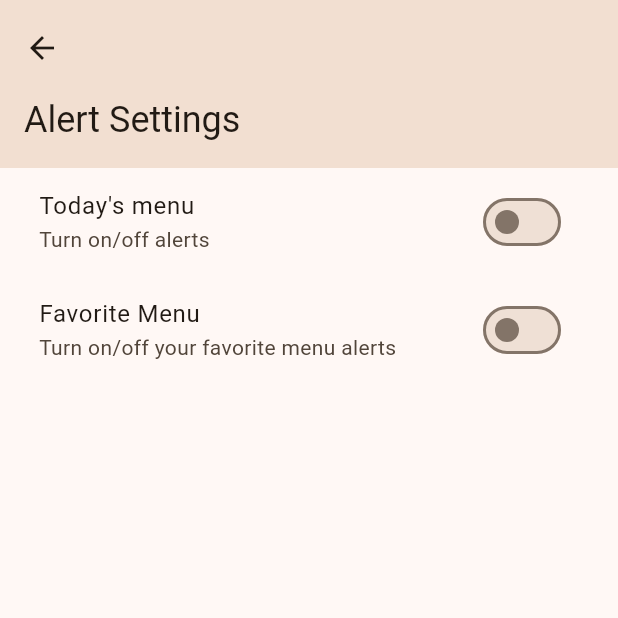
After one commit to yangsijun/2022-2-IED-Mealis, a Flutter app: the AlertSettingsPage screen opened directly, on a phone screen of 412 x 824 dp, the top half of it. The commit adds this screen. Run offline on Flutter 3.47's test engine with Material 2 defaults, Android fonts, the phone set to English and light mode, and no system bars; our stand-ins replace reorderable_grid_view.

Commit message:
Implement Alert Setting Page

```diff
--- /dev/null
+++ b/lib/alert_settings_page.dart
@@ -0,0 +1,401 @@
+import 'package:flutter/gestures.dart';
+import 'package:flutter/material.dart';
+import 'package:mealis/database.dart';
+
+class AlertSettingsPage extends StatefulWidget {
+  const AlertSettingsPage({Key? key}) : super(key: key);
+
+  @override
+  State<AlertSettingsPage> createState() => _AlertSettingsPageState();
+}
+
+bool isTodaysMenuOn = false;
+TimeOfDay todayMenuAlertTime = TimeOfDay.now();
+List<bool> isDayOfWeek = [false, true, true, true, true, true, false];
+
+Widget getDayOfWeekButton(BuildContext context, int index, List<bool> tempIsDayOfWeek) {
+  const List<String> dayOfWeek = ['S', 'M', 'T', 'W', 'T', 'F', 'S'];
+  return StatefulBuilder(
+      builder: (BuildContext context, StateSetter setState) {
+        return Container(
+        decoration: BoxDecoration(
+          shape: BoxShape.circle,
+          border: Border.all(
+            color: Theme.of(context).colorScheme.onSurfaceVariant,
+          ),
+          color: tempIsDayOfWeek[index]
+            ? Theme.of(context).colorScheme.primaryContainer
+            : Theme.of(context).colorScheme.surface,
+        ),
+        child: InkWell(
+          customBorder: const CircleBorder(),
+          onTap: () {
+            setState(() {
+              tempIsDayOfWeek[index] = !tempIsDayOfWeek[index];
+            });
+          },
+          child: Container(
+            padding: const EdgeInsets.all(10),
+            child: Text(
+              dayOfWeek[index],
+              style: TextStyle(
+                color: tempIsDayOfWeek[index]
+                    ? Theme.of(context).colorScheme.onSurface
+                    : Theme.of(context).colorScheme.onSurfaceVariant,
+              ),
+            ),
+          ),
+        ),
+      );
+    }
+  );
+}
+
+Future<List<bool>?> showDayOfWeekPicker(BuildContext context) async {
+  List<bool> tempIsDayOfWeek = List<bool>.from(isDayOfWeek);
+  return showDialog<List<bool>?>(
+    context: context,
+    builder: (BuildContext context) {
+      return Dialog(
+        child: StatefulBuilder(
+          builder: (BuildContext context, StateSetter setState) {
+            return Container(
+              padding: const EdgeInsets.all(24),
+              child: Column(
+                mainAxisSize: MainAxisSize.min,
+                children: [
+                  Text(
+                    'Alert Days',
+                    style: Theme.of(context).textTheme.headlineSmall,
+                  ),
+                  const SizedBox(height: 16),
+                  Text(
+                    'Select days of the week',
+                    style: Theme.of(context).textTheme.bodyMedium,
+                  ),
+                  const SizedBox(height: 24),
+                  Row(
+                    mainAxisAlignment: MainAxisAlignment.spaceEvenly,
+                    children: [
+                      for (int i = 0; i < 7; i++)
+                        getDayOfWeekButton(context, i, tempIsDayOfWeek),
+                    ],
+                  ),
+                  const SizedBox(height: 24),
+                  Row(
+                    mainAxisAlignment: MainAxisAlignment.spaceEvenly,
+                    children: [
+                      TextButton(
+                        onPressed: () {
+                          Navigator.pop(context, null);
+                        },
+                        child: const Text('Cancel'),
+                      ),
+                      TextButton(
+                        onPressed: () {
+                          Navigator.pop(context, tempIsDayOfWeek);
+                        },
+                        child: const Text('OK'),
+                      ),
+                    ],
+                  ),
+                ],
+              ),
+            );
+          },
+        ),
+      );
+    },
+  );
+}
+
+String getAlertDaysText(BuildContext context) {
+  const List<String> dayOfWeek = ['Sun', 'Mon', 'Tue', 'Wed', 'Thu', 'Fri', 'Sat'];
+  String alertDays = '';
+
+  for (int i = 0; i < 7; i++) {
+    if (isDayOfWeek[i]) {
+      if (alertDays != '') {
+        alertDays += ', ';
+      }
+      alertDays += dayOfWeek[i];
+    }
+  }
+  return alertDays;
+}
+
+bool isFavoriteMenuOn = false;
+
+Future<String?> showAddFavoriteMenuDialog(BuildContext context) async {
+  String menuName = '';
+  TextEditingController menuNameController = TextEditingController();
+  return showDialog<String?>(
+    context: context,
+    builder: (BuildContext context) {
+      return Dialog(
+        child: StatefulBuilder(
+          builder: (BuildContext context, StateSetter setState) {
+            return Container(
+              padding: const EdgeInsets.all(24),
+              child: Column(
+              mainAxisSize: MainAxisSize.min,
+              children: [
+                Text(
+                  'Add Favorite Menu',
+                  style: Theme.of(context).textTheme.headlineSmall,
+                ),
+                const SizedBox(height: 16),
+                Text(
+                  'Enter a name for the menu',
+                  style: Theme.of(context).textTheme.bodyMedium,
+                ),
+                const SizedBox(height: 24),
+                TextField(
+                  controller: menuNameController,
+                  decoration: const InputDecoration(
+                    border: OutlineInputBorder(),
+                    labelText: 'Menu Name',
+                  ),
+                  autofocus: true,
+                  onChanged: (String value) {
+                    menuName = value;
+                  },
+                ),
+                const SizedBox(height: 24),
+                Row(
+                  mainAxisAlignment: MainAxisAlignment.spaceEvenly,
+                  children: [
+                    TextButton(
+                      onPressed: () {
+                        Navigator.pop(context, null);
+                      },
+                      child: const Text('Cancel'),
+                    ),
+                    TextButton(
+                      onPressed: () {
+                        Navigator.pop(context, menuName);
+                      },
+                      child: const Text('OK'),
+                    ),
+                  ],
+                ),
+              ],
+            ),
+            );
+          },
+        ),
+      );
+    },
+  );
+
+}
+
+class _AlertSettingsPageState extends State<AlertSettingsPage> {
+  @override
+  Widget build(BuildContext context) {
+    return Scaffold(
+      body: CustomScrollView(
+        slivers: [
+          SliverAppBar.medium(
+            backgroundColor: Theme.of(context).colorScheme.surfaceVariant,
+            leading: IconButton(
+              icon: const Icon(Icons.arrow_back),
+              onPressed: () {
+                Navigator.pop(context);
+              },
+            ),
+            title: const Text('Alert Settings'),
+          ),
+          SliverToBoxAdapter(
+            child: Container(
+              margin: const EdgeInsets.only(left: 10, right: 10),
+              color: Theme.of(context).colorScheme.surface,
+              child: Column(
+                children: [
+                  ListTile(
+                    title: const Text('Today\'s menu'),
+                    subtitle: const Text('Turn on/off alerts'),
+                    trailing: Switch(
+                      value: isTodaysMenuOn,
+                      onChanged: (value) {
+                        setState(() {
+                          isTodaysMenuOn = value;
+                        });
+                      },
+                    ),
+                  ),
+                  (isTodaysMenuOn)
+                  ? Container(
+                    margin: const EdgeInsets.only(left: 10, right: 10),
+                    child: Column(
+                      children: [
+                        Card(
+                          child: InkWell(
+                              customBorder: RoundedRectangleBorder(
+                              borderRadius: BorderRadius.circular(10),
+                            ),
+                            child: ListTile(
+                              title: const Text('Alert Time'),
+                              subtitle: Text(todayMenuAlertTime.format(context)),
+                              trailing: Icon(
+                                Icons.edit,
+                                color: Theme.of(context).colorScheme.onSurface,
+                              ),
+                            ),
+                            onTap: () async {
+                              TimeOfDay? picked = await showTimePicker(
+                                context: context,
+                                initialTime: todayMenuAlertTime,
+                              );
+                              if (picked != null) {
+                                setState(() {
+                                  todayMenuAlertTime = picked;
+                                });
+                              }
+                            },
+                          ),
+                        ),
+                        Card(
+                          child: InkWell(
+                            customBorder: RoundedRectangleBorder(
+                              borderRadius: BorderRadius.circular(10),
+                            ),
+                            child: ListTile(
+                              title: const Text('Alert Days'),
+                              subtitle: Text(
+                                getAlertDaysText(context),
+                              ),
+                              trailing: Icon(
+                                Icons.edit,
+                                color: Theme.of(context).colorScheme.onSurface,
+                              ),
+                            ),
+                            onTap: () async {
+                              List<bool>? picked = await showDayOfWeekPicker(context);
+                              if (picked != null) {
+                                setState(() {
+                                  isDayOfWeek = picked;
+                                });
+                              }
+                            },
+                          ),
+                        ),
+                      ],
+                    ),
+                  )
+                  : Container(),
+                  ListTile(
+                    title: const Text('Favorite Menu'),
+                    subtitle: const Text('Turn on/off your favorite menu alerts'),
+                    trailing: Switch(
+                      value: isFavoriteMenuOn,
+                      onChanged: (value) {
+                        setState(() {
+                          isFavoriteMenuOn = value;
+                        });
+                      },
+                    ),
+                  ),
+                  (isFavoriteMenuOn)
+                  ? Container(
+                    margin: const EdgeInsets.only(left: 10, right: 10),
+                    child: Column(
+                      children: [
+                        Card(
+                          child: Container(
+                            width: double.infinity,
+                            padding: const EdgeInsets.all(10),
+                            child: Column(
+                              children: [
+                                Container(
+                                  padding: const EdgeInsets.only(left: 10, right: 10),
+                                  width: double.infinity,
+                                  child: Wrap(
+                                    spacing: 10,
+                                    children: [
+                                      for (int i = 0; i < myFavoriteMenuList.length; i++)
+                                        Chip(
+                                          label: Text(myFavoriteMenuList[i]),
+                                          labelStyle: Theme.of(context).textTheme.labelSmall,
+                                          surfaceTintColor: Theme.of(context).colorScheme.onSurfaceVariant,
+                                          backgroundColor: Theme.of(context).colorScheme.surfaceVariant,
+                                          deleteIcon: Icon(
+                                            Icons.close,
+                                            color: Theme.of(context).colorScheme.onSurface,
+                                          ),
+                                          onDeleted: () {
+                                            setState(() {
+                                              myFavoriteMenuList.removeAt(i);
+                                            });
+                                          },
+                                        ),
+                                    ],
+                                  ),
+                                ),
+                                Row(
+                                  mainAxisAlignment: MainAxisAlignment.end,
+                                  children: [
+                                    ElevatedButton(
+                                      onPressed: () async {
+                                        String? picked = await showAddFavoriteMenuDialog(context);
+                                        if (picked != null) {
+                                          setState(() {
+                                            myFavoriteMenuList.add(picked);
+                                          });
+                                        }
+                                      },
+                                      style: ElevatedButton.styleFrom(
+                                        foregroundColor: Theme.of(context).colorScheme.onPrimaryContainer,
+                                        backgroundColor: Theme.of(context).colorScheme.primaryContainer,
+                                      ),
+                                      child: Row(
+                                        children: const [
+                                          Icon(Icons.add),
+                                          SizedBox(width: 5),
+                                          Text('Add'),
+                                        ],
+                                      ),
+                                    ),
+                                  ],
+                                ),
+                              ],
+                            ),
+                          ),
+                          // child: InkWell(
+                          //     customBorder: RoundedRectangleBorder(
+                          //     borderRadius: BorderRadius.circular(10),
+                          //   ),
+                          //   child: ListTile(
+                          //     title: const Text('Alert Time'),
+                          //     subtitle: Text(todayMenuAlertTime.format(context)),
+                          //     trailing: Icon(
+                          //       Icons.edit,
+                          //       color: Theme.of(context).colorScheme.onSurface,
+                          //     ),
+                          //   ),
+                          //   onTap: () async {
+                          //     TimeOfDay? picked = await showTimePicker(
+                          //       context: context,
+                          //       initialTime: todayMenuAlertTime,
+                          //     );
+                          //     if (picked != null) {
+                          //       setState(() {
+                          //         todayMenuAlertTime = picked;
+                          //       });
+                          //     }
+                          //   },
+                          // ),
+                        ),
+                      ],
+                    ),
+                  )
+                  : Container(),
+                ],
+              ),
+            ),
+          ),
+        ],
+      ),
+    );
+  }
+}
--- a/lib/database.dart
+++ b/lib/database.dart
@@ -531,3 +531,9 @@ class User {
 }
 
 User myUser = User('nickname', 2, 700);
+
+List<String> myFavoriteMenuList = [
+  'Pork Cutlet Kimchi Udon',
+  'Samgyetang',
+  'Korean Black Noodle'
+];
```
Also changed, not shown: lib/my_page.dart (+10 -2 lines).
